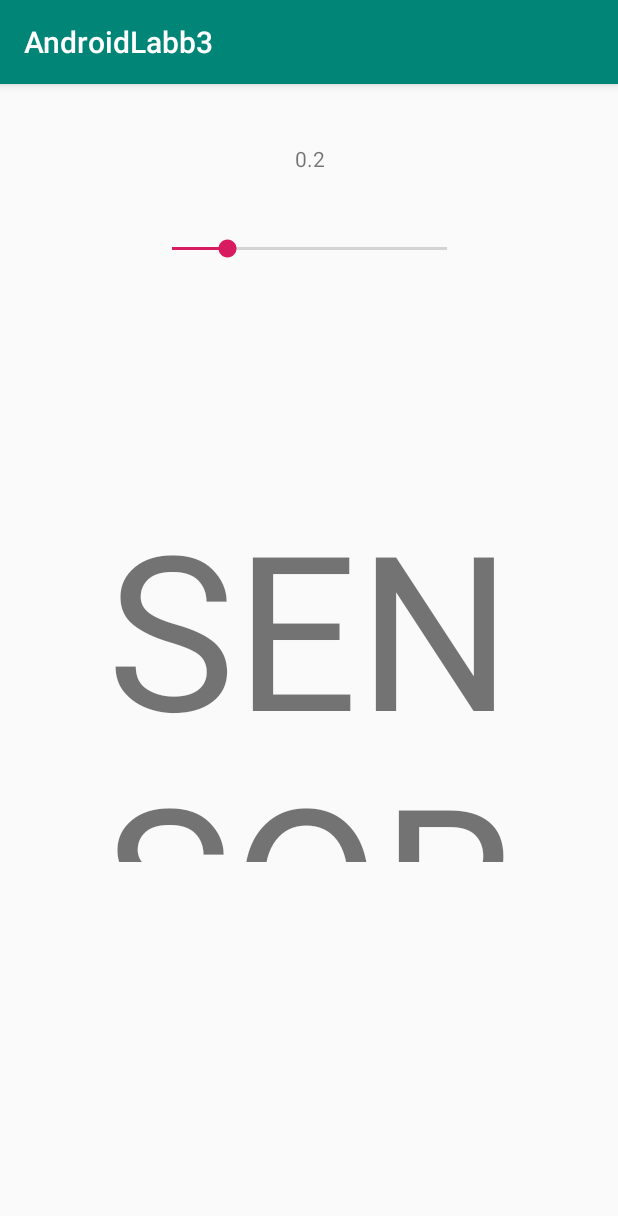
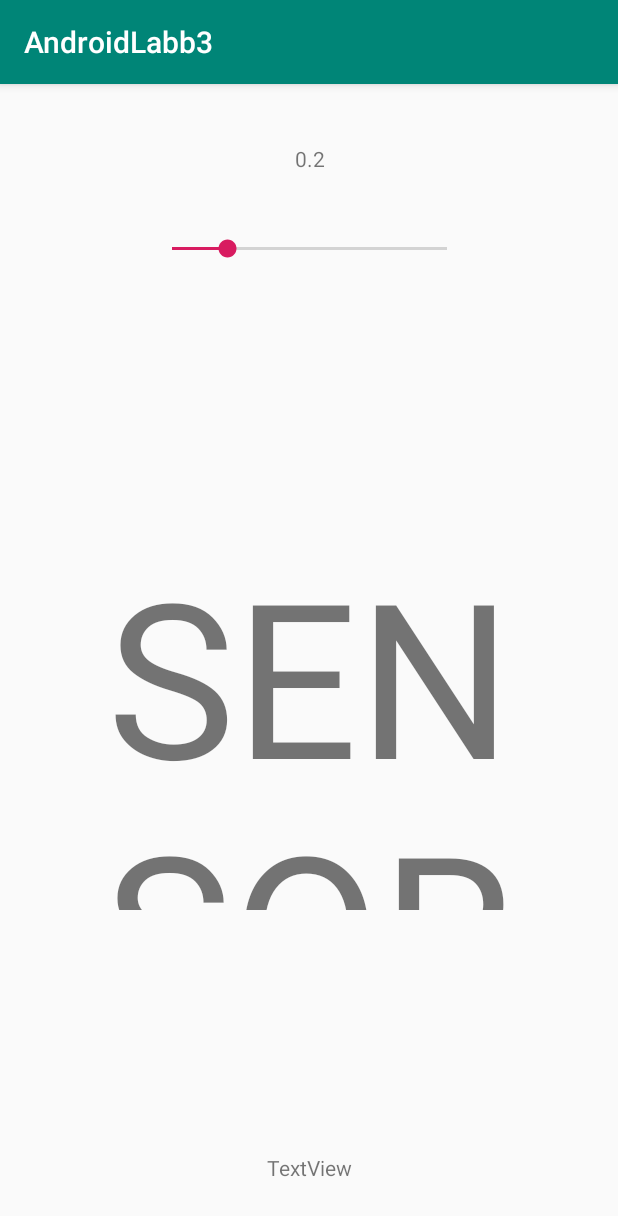
Before and after one commit to elindfo/AccelerometerAndroid, an Android app: the screen it shows after launch (MainActivity), on a phone screen of 412 x 824 dp. Shown: the top 1216 px of the screen. Run offline under Robolectric (Android 15) with nearby library versions, the phone set to English and light mode, and no system bars.

Commit message:
Add shaking feature

```diff
--- a/app/src/main/java/com/example/erik/androidlabb3/MainActivity.java
+++ b/app/src/main/java/com/example/erik/androidlabb3/MainActivity.java
@@ -1,6 +1,7 @@
 package com.example.erik.androidlabb3;
 
 import android.content.Context;
+import android.graphics.Color;
 import android.hardware.Sensor;
 import android.hardware.SensorManager;
 import android.support.v7.app.AppCompatActivity;
@@ -11,14 +12,19 @@ import android.widget.TextView;
 
 public class MainActivity extends AppCompatActivity implements Callback<AccelerometerListener.AccelerometerData> {
 
+    private static final double SHAKE_TRESHOLD = 0.3;
+
     private AccelerometerListener accelerometerListener;
     private SensorManager manager;
     private Sensor accelerometer;
-    private AccuracyFilter accuracyFilter;
+    private AccuracyFilter accuracyFilter, shakeFilter;
 
     private TextView valueText;
     private TextView filterFactorText;
+    private TextView shakeText;
     private SeekBar filterFactorSeekBar;
+
+    private long timePassed;
 
     @Override
     protected void onPause() {
@@ -40,6 +46,7 @@ public class MainActivity extends AppCompatActivity implements Callback<Accelero
 
         valueText = findViewById(R.id.value_text);
         valueText.setTextSize(144);
+        shakeText = findViewById(R.id.shake_text_field);
         filterFactorSeekBar = findViewById(R.id.filter_factor_seekbar);
         filterFactorSeekBar.setOnSeekBarChangeListener(new SeekBar.OnSeekBarChangeListener() {
 
@@ -67,7 +74,7 @@ public class MainActivity extends AppCompatActivity implements Callback<Accelero
         filterFactorText.setText(String.valueOf(filterFactorSeekBar.getProgress() / 100.0));
 
         accuracyFilter = new AccuracyFilter(filterFactorSeekBar.getProgress() / 100.0);
-
+        shakeFilter = new AccuracyFilter(0.5);
         accelerometerListener = new AccelerometerListener(this);
         manager = (SensorManager)getSystemService(Context.SENSOR_SERVICE);
         accelerometer = manager.getDefaultSensor(Sensor.TYPE_ACCELEROMETER);
@@ -86,24 +93,25 @@ public class MainActivity extends AppCompatActivity implements Callback<Accelero
 
     @Override
     public void callback(AccelerometerListener.AccelerometerData data) {
-        /*if(valueText != null){
-            int degrees;
-            if(d[1] >= 0 && d[2] >= 0){ //Kvadrant 1
-                degrees = (int)(accuracyFilter.calculateValue(d[2]) * (90/9.82));
-            }
-            else if(d[1] < 0 && d[2] >= 0){ //Kvadrant 2
-                degrees = 180 - (int)(accuracyFilter.calculateValue(d[2]) * (90/9.82));
-            }
-            else if(d[1] < 0 && d[2] < 0){ //Kvadrant 3
-                degrees = -180 - (int)(accuracyFilter.calculateValue(d[2]) * (90/9.82));
+        double filteredResultant = shakeFilter.calculateValue(data.getResultant());
+        if(filteredResultant > SHAKE_TRESHOLD){
+            if(timePassed == 0){
+                timePassed = System.currentTimeMillis();
             }
             else{
-                degrees = (int)(accuracyFilter.calculateValue(d[2]) * (90/9.82));
+                if(System.currentTimeMillis() - timePassed >= 1000){
+                    valueText.setTextColor(Color.RED);
+                }
             }
-            valueText.setText(String.valueOf(degrees));
-        }*/
+        }
+        else{
+            if(timePassed != 0){
+                timePassed = 0;
+                valueText.setTextColor(Color.DKGRAY);
+            }
+        }
         int inclination = (int) accuracyFilter.calculateValue(data.getInclination()); // y pos 1 och 4, z pos 1 och 2
         valueText.setText(String.valueOf(String.valueOf(inclination)));
-
+        shakeText.setText(String.valueOf(filteredResultant));
     }
 }
--- a/app/src/main/res/layout/activity_main.xml
+++ b/app/src/main/res/layout/activity_main.xml
@@ -11,16 +11,16 @@
         android:layout_width="289dp"
         android:layout_height="253dp"
         android:layout_marginTop="8dp"
+        android:layout_marginBottom="8dp"
         android:text="@string/value_text_string"
         android:textAlignment="center"
-        app:layout_constraintBottom_toBottomOf="parent"
+        app:layout_constraintBottom_toTopOf="@+id/shake_text_field"
         app:layout_constraintEnd_toEndOf="parent"
         app:layout_constraintHorizontal_bias="0.501"
         app:layout_constraintLeft_toLeftOf="parent"
         app:layout_constraintRight_toRightOf="parent"
         app:layout_constraintStart_toStartOf="parent"
         app:layout_constraintTop_toBottomOf="@+id/filter_factor_seekbar"
-        app:layout_constraintVertical_bias="0.33"
         tools:textSize="144sp" />
 
     <SeekBar
@@ -48,4 +48,14 @@
         app:layout_constraintStart_toStartOf="parent"
         app:layout_constraintTop_toTopOf="parent" />
 
+    <TextView
+        android:id="@+id/shake_text_field"
+        android:layout_width="wrap_content"
+        android:layout_height="wrap_content"
+        android:layout_marginBottom="36dp"
+        android:text="TextView"
+        app:layout_constraintBottom_toBottomOf="parent"
+        app:layout_constraintEnd_toEndOf="parent"
+        app:layout_constraintStart_toStartOf="parent" />
+
 </android.support.constraint.ConstraintLayout>
```
Also changed, not shown: app/src/main/java/com/example/erik/androidlabb3/AccelerometerListener.java (+16 -7 lines).
